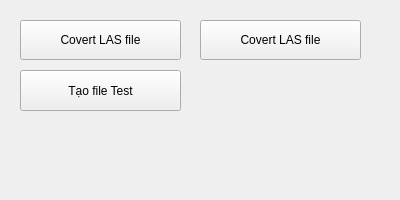
mylovetron2/XuLyFileLas, file mainwindow.ui: the form before one commit.
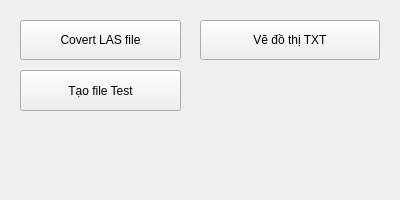
The form after the commit.

Patch:
```diff
--- a/mainwindow.ui
+++ b/mainwindow.ui
@@ -14,19 +14,6 @@
    <string>Xử lý file LAS</string>
   </property>
   <widget class="QWidget" name="centralwidget">
-   <widget class="QPushButton" name="pushButton">
-    <property name="geometry">
-     <rect>
-      <x>20</x>
-      <y>20</y>
-      <width>161</width>
-      <height>40</height>
-     </rect>
-    </property>
-    <property name="text">
-     <string>Covert LAS file</string>
-    </property>
-   </widget>
    <widget class="QPushButton" name="btnTaoFile">
     <property name="geometry">
      <rect>
@@ -43,7 +30,7 @@
    <widget class="QPushButton" name="btnTachFile">
     <property name="geometry">
      <rect>
-      <x>200</x>
+      <x>20</x>
       <y>20</y>
       <width>161</width>
       <height>40</height>
@@ -53,6 +40,19 @@
      <string>Covert LAS file</string>
     </property>
    </widget>
+    <widget class="QPushButton" name="btnDrawTxtChart">
+     <property name="geometry">
+      <rect>
+       <x>200</x>
+       <y>20</y>
+       <width>180</width>
+       <height>40</height>
+      </rect>
+     </property>
+     <property name="text">
+      <string>Vẽ đồ thị TXT</string>
+     </property>
+    </widget>
   </widget>
  </widget>
  <resources/>
```
